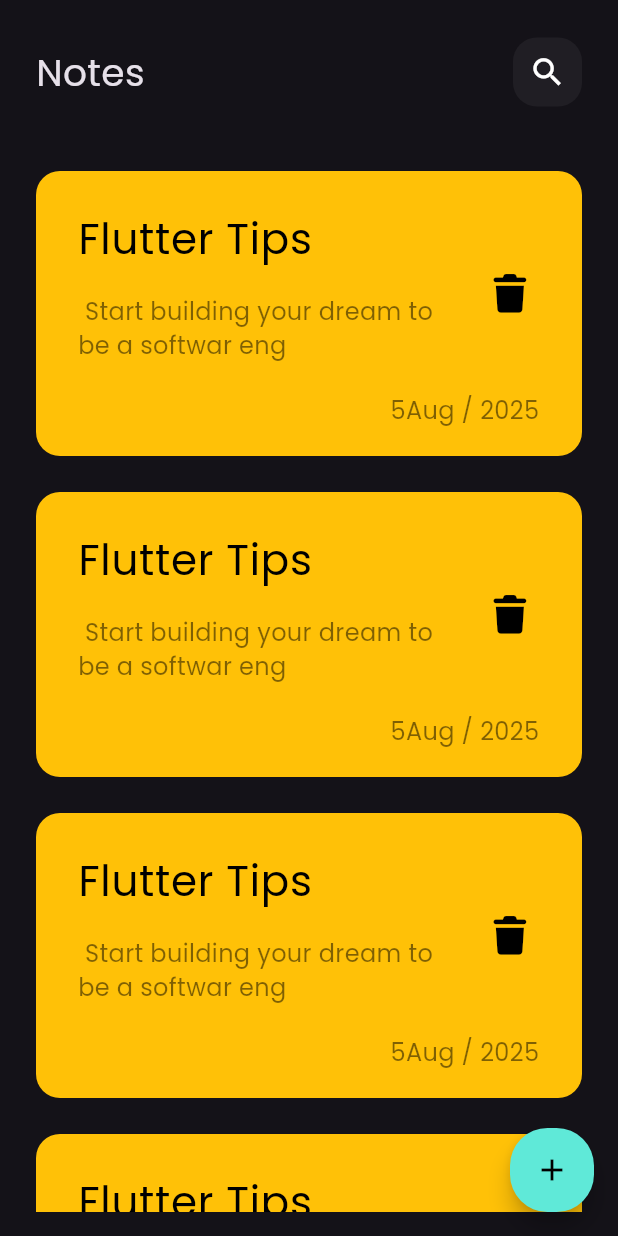
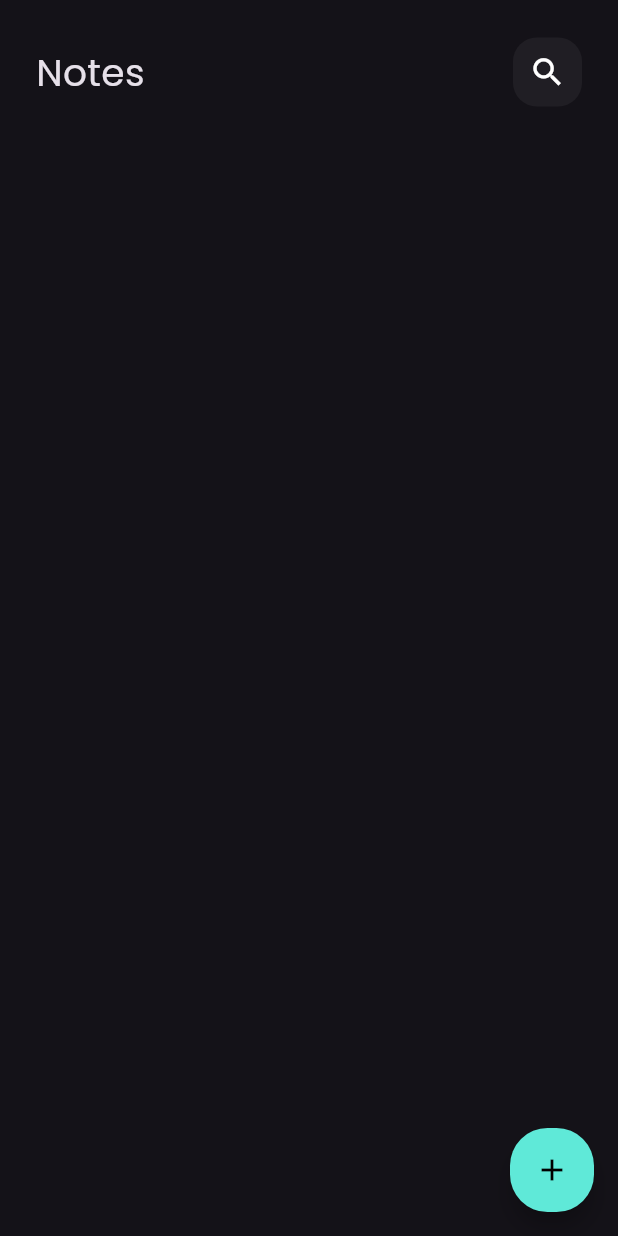
Before and after one commit to m0stafa0123/notes_app, a Flutter app: the NotesView screen opened directly, on a phone screen of 412 x 824 dp. Run offline on Flutter 3.47's test engine with Material 3 defaults, Android fonts, the phone set to English and light mode, and no system bars; our stand-ins replace bloc, flutter_bloc, font_awesome_flutter, hive, hive_flutter; accounts and stored records are empty.

Commit message:
display notes list

```diff
--- a/lib/views/notes_view.dart
+++ b/lib/views/notes_view.dart
@@ -1,5 +1,5 @@
 import 'package:flutter/material.dart';
-import 'package:flutter_application_1/cubits/notes_cubit/notes_cubit.dart';
+import 'package:flutter_application_1/cubits/add_notes_cubit/add_note_cubit.dart';
 import 'package:flutter_application_1/views/widgets/button_sheet_notes.dart';
 import 'package:flutter_application_1/views/widgets/notes_body.dart';
 import 'package:flutter_bloc/flutter_bloc.dart';
@@ -10,7 +10,7 @@ class NotesView extends StatelessWidget {
   @override
   Widget build(BuildContext context) {
     return BlocProvider(
-      create: (context) => NotesCubit(),
+      create: (context) => AddNoteCubit(),
       child: Scaffold(
         floatingActionButton: FloatingActionButton(
           onPressed: () {
--- a/lib/views/widgets/custom_notes_item.dart
+++ b/lib/views/widgets/custom_notes_item.dart
@@ -1,8 +1,10 @@
 import 'package:flutter/material.dart';
+import 'package:flutter_application_1/models/notes_model.dart';
 import 'package:font_awesome_flutter/font_awesome_flutter.dart';
 
 class CustomNotesItem extends StatelessWidget {
-  const CustomNotesItem({super.key});
+  const CustomNotesItem({super.key, required this.notesModel});
+  final NotesModel notesModel;
 
   @override
   Widget build(BuildContext context) {
@@ -20,13 +22,13 @@ class CustomNotesItem extends StatelessWidget {
         children: [
           ListTile(
             title: Text(
-              "Flutter Tips ",
+              notesModel.title,
               style: TextStyle(color: Colors.black, fontSize: 28),
             ),
             subtitle: Padding(
               padding: const EdgeInsets.only(top: 16, bottom: 12),
               child: Text(
-                " Start building your dream to be a softwar eng ",
+                notesModel.subtitle,
                 style: TextStyle(
                   color: Colors.black.withOpacity(.5),
                   fontSize: 16,
@@ -43,7 +45,7 @@ class CustomNotesItem extends StatelessWidget {
           Padding(
             padding: EdgeInsetsGeometry.only(right: 24),
             child: Text(
-              " 5Aug / 2025 ",
+              notesModel.date,
               style: TextStyle(
                 color: Colors.black.withOpacity(.5),
                 fontSize: 16,
--- a/lib/views/widgets/custome_notes_listview.dart
+++ b/lib/views/widgets/custome_notes_listview.dart
@@ -1,22 +1,32 @@
 import 'package:flutter/material.dart';
+import 'package:flutter_application_1/cubits/notes_cubit/notes_cubit.dart';
+import 'package:flutter_application_1/models/notes_model.dart';
 import 'package:flutter_application_1/views/widgets/custom_notes_item.dart';
+import 'package:flutter_bloc/flutter_bloc.dart';
 
 class CustomeNotesListview extends StatelessWidget {
   const CustomeNotesListview({super.key});
 
   @override
   Widget build(context) {
+    return BlocBuilder<NotesCubit, NotesState>(
+      builder: (context, state) {
+        List<NotesModel> notes =
+            BlocProvider.of<NotesCubit>(context).notes ?? [];
         return Padding(
           padding: const EdgeInsets.symmetric(vertical: 16),
           child: ListView.builder(
             padding: EdgeInsets.zero,
+            itemCount: notes.length,
             itemBuilder: (context, index) {
               return Padding(
                 padding: const EdgeInsets.symmetric(vertical: 12),
-            child: CustomNotesItem(),
+                child: CustomNotesItem(notesModel: notes[index]),
               );
             },
           ),
         );
+      },
+    );
   }
 }
--- a/lib/views/widgets/notes_body.dart
+++ b/lib/views/widgets/notes_body.dart
@@ -5,6 +5,7 @@ import 'package:flutter_application_1/views/widgets/custome_notes_listview.dart'
 
 class NotesBody extends StatelessWidget {
   const NotesBody({super.key});
+
 
   @override
   Widget build(BuildContext context) {
```
Also changed, not shown: lib/cubits/notes_cubit/notes_cubit.dart (+3 -7 lines). Lines whose indentation alone changed are shown as unchanged.
